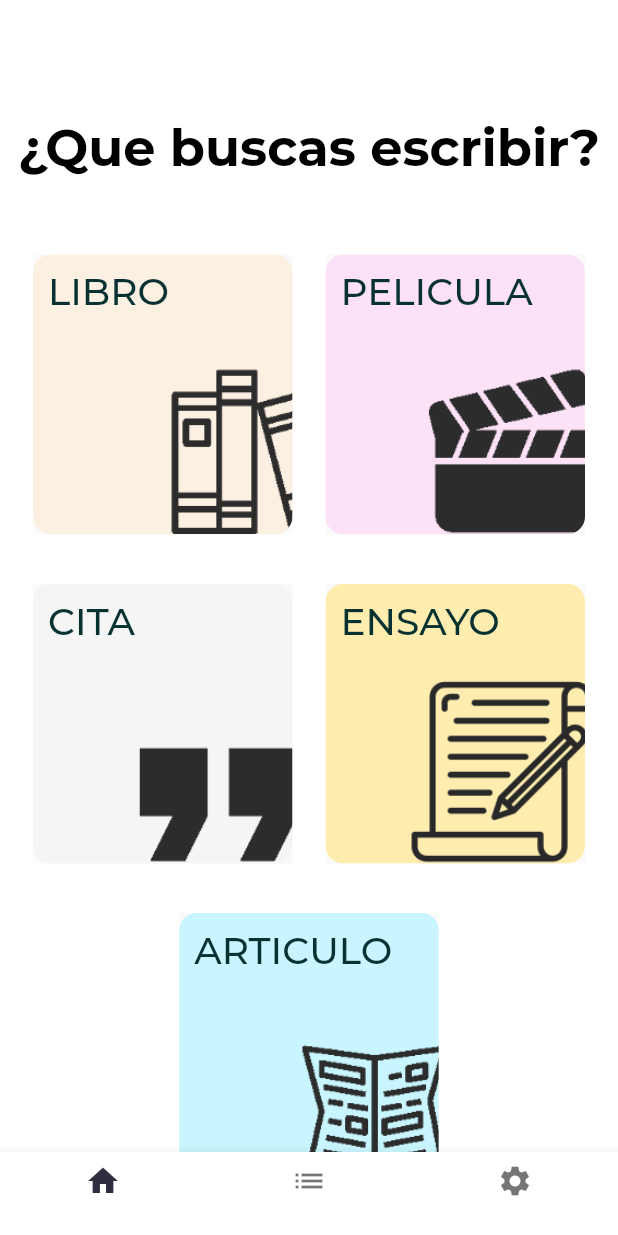
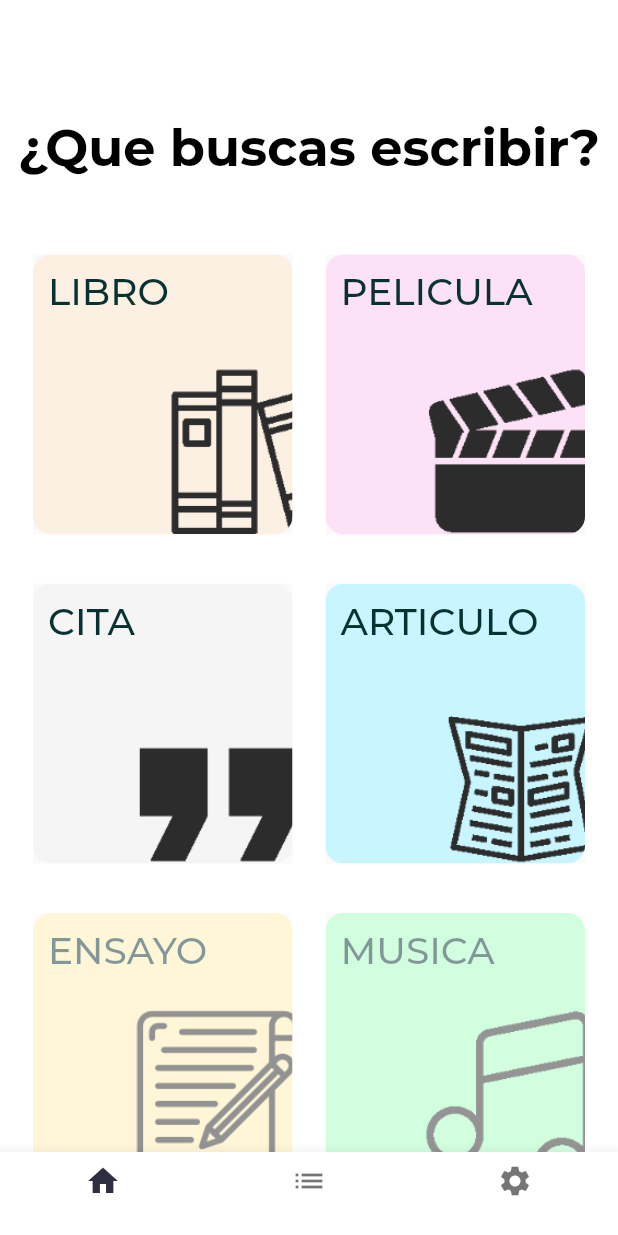
Before and after one commit to navarretega/inspirr, a Flutter app: the screen it shows after launch, after a tap on "OMITIR", on a phone screen of 412 x 824 dp. Run offline on Flutter 3.47's test engine with Material 2 defaults, Android fonts, the light colour scheme and no system bars; drawn by our look-alikes of auto_size_text; our stand-ins replace cloud_firestore, device_info, firebase_auth, flutter_spinkit, google_sign_in, introduction_screen and 2 more; accounts and stored records are empty; network calls fail.

Commit message:
Improved main page (disabled a couple of categories)

```diff
--- a/lib/app/home/main_page.dart
+++ b/lib/app/home/main_page.dart
@@ -2,7 +2,9 @@ import 'package:auto_size_text/auto_size_text.dart';
 import 'package:flutter/material.dart';
 import 'package:flutter_spinkit/flutter_spinkit.dart';
 import 'package:inspirr/services/gpt2.dart';
+import 'package:inspirr/utils/asset.dart';
 import 'package:inspirr/utils/constants.dart';
+import 'package:inspirr/utils/network.dart';
 import 'package:inspirr/utils/screen_size.dart';
 import 'package:provider/provider.dart';
 import 'package:inspirr/services/database.dart';
@@ -32,7 +34,39 @@ class _MainPageState extends State<MainPage> {
     super.dispose();
   }
 
-  Future<void> _createText(bool isAnon, String category, Database database) async {
+  void _showDialog() {
+    showDialog(
+      context: context,
+      builder: (_) => NetworkGiffyDialog(
+        image: Image.network(
+          'https://media.giphy.com/media/l46CwEYnbFtFfjZNS/giphy.gif',
+          fit: BoxFit.cover,
+        ),
+        title: Text(
+          'Proximamente',
+          style: TextStyle(
+            fontSize: 18.0,
+            fontWeight: FontWeight.w700,
+          ),
+        ),
+        description: Text(
+            '''Estamos entrenando nuestro modelo para que pueda generar otro tipo de textos como ensayos y letra de música.
+
+Entendemos que lo que muchos buscan es hacer ensayos y por eso estamos tratando de tenerlo lo más pronto posible pero desafortunadamente requiere tiempo y esfuerzo. (Si te interesa saber cómo funciona checa en la sección de ‘settings’ para más detalles)
+
+¿Tienes alguna recomendación o pregunta? Escribenos a alex@brisai.com
+          '''),
+        onlyOkButton: true,
+        onOkButtonPressed: () {
+          Navigator.pop(context);
+        },
+        buttonOkColor: Color(0xFF272727),
+      ),
+    );
+  }
+
+  Future<void> _createText(
+      bool isAnon, String category, Database database) async {
     try {
       Gpt2 instance = Gpt2(category: category);
       await instance.getData();
@@ -59,10 +93,15 @@ class _MainPageState extends State<MainPage> {
     }
   }
 
-  Future<void> _validateUser(String category) async {
+  Future<void> _validateUser(bool disable, String category) async {
     try {
+      if (disable) {
+        _showDialog();
+      } else {
         widget.disableNav();
-      setState(() { isLoading = true; });
+        setState(() {
+          isLoading = true;
+        });
 
         final database = Provider.of<Database>(context, listen: false);
         bool _isAnon;
@@ -96,6 +135,7 @@ class _MainPageState extends State<MainPage> {
             );
           }
         }
+      }
     } catch (e) {
       print('ERROR: ${e.toString()}');
       Navigator.of(context).push(
@@ -109,7 +149,6 @@ class _MainPageState extends State<MainPage> {
 
   @override
   Widget build(BuildContext context) {
-
     final double _height = screenHeightExcludingBottombar(context);
     final double _width = screenWidth(context);
     var myGroup = AutoSizeGroup();
@@ -144,22 +183,64 @@ class _MainPageState extends State<MainPage> {
                       Row(
                         mainAxisAlignment: MainAxisAlignment.spaceEvenly,
                         children: <Widget>[
-                          _buildCard(_height * .90, _width, myGroup, 'LIBRO', categoriesMap['LIBRO']['img'], categoriesMap['LIBRO']['color']),
-                          _buildCard(_height * .90, _width, myGroup, 'PELICULA', categoriesMap['PELICULA']['img'], categoriesMap['PELICULA']['color']),
+                          _buildCard(
+                              _height * .90,
+                              _width,
+                              myGroup,
+                              'LIBRO',
+                              categoriesMap['LIBRO']['img'],
+                              categoriesMap['LIBRO']['color'],
+                              false),
+                          _buildCard(
+                              _height * .90,
+                              _width,
+                              myGroup,
+                              'PELICULA',
+                              categoriesMap['PELICULA']['img'],
+                              categoriesMap['PELICULA']['color'],
+                              false),
                         ],
                       ),
                       Row(
                         mainAxisAlignment: MainAxisAlignment.spaceEvenly,
                         children: <Widget>[
-                          _buildCard(_height * .90, _width, myGroup, 'CITA', categoriesMap['CITA']['img'], categoriesMap['CITA']['color']),
-                          _buildCard(_height * .90, _width, myGroup, 'ENSAYO', categoriesMap['ENSAYO']['img'], categoriesMap['ENSAYO']['color']),
+                          _buildCard(
+                              _height * .90,
+                              _width,
+                              myGroup,
+                              'CITA',
+                              categoriesMap['CITA']['img'],
+                              categoriesMap['CITA']['color'],
+                              false),
+                          _buildCard(
+                              _height * .90,
+                              _width,
+                              myGroup,
+                              'ARTICULO',
+                              categoriesMap['ARTICULO']['img'],
+                              categoriesMap['ARTICULO']['color'],
+                              false),
                         ],
                       ),
                       Row(
                         mainAxisAlignment: MainAxisAlignment.spaceEvenly,
                         children: <Widget>[
-                          _buildCard(_height * .90, _width, myGroup, 'ARTICULO', categoriesMap['ARTICULO']['img'], categoriesMap['ARTICULO']['color']),
-                          // _buildCard(_height * .90, _width, myGroup, 'MUSICA', categoriesMap['MUSICA']['img'], categoriesMap['MUSICA']['color']),
+                          _buildCard(
+                              _height * .90,
+                              _width,
+                              myGroup,
+                              'ENSAYO',
+                              categoriesMap['ENSAYO']['img'],
+                              categoriesMap['ENSAYO']['color'],
+                              true),
+                          _buildCard(
+                              _height * .90,
+                              _width,
+                              myGroup,
+                              'MUSICA',
+                              categoriesMap['MUSICA']['img'],
+                              categoriesMap['MUSICA']['color'],
+                              true),
                         ],
                       ),
                     ],
@@ -170,8 +251,15 @@ class _MainPageState extends State<MainPage> {
           );
   }
 
-  Widget _buildCard(height, _width, myGroup, name, img, color) {
-    return Material(
+  Widget _buildCard(height, _width, myGroup, name, img, color, disable) {
+//    if (disable) {
+//      print('$name - $disable');
+//    } else {
+//      print('$name - $disable');
+//    }
+    return Opacity(
+      opacity: disable ? 0.5 : 1.0,
+      child: Material(
         child: Ink(
           height: height * .27,
           width: _width * .42,
@@ -185,7 +273,7 @@ class _MainPageState extends State<MainPage> {
           ),
           child: InkWell(
             onTap: () {
-            _validateUser(name);
+              _validateUser(disable, name);
             },
             child: Container(
               margin: EdgeInsets.fromLTRB(10, 10, 0, 0),
@@ -197,6 +285,7 @@ class _MainPageState extends State<MainPage> {
                   color: Color(0xFF083232),
                   fontSize: 25.0,
                   fontWeight: FontWeight.w500,
+                ),
               ),
             ),
           ),
```
Also changed, not shown: lib/utils/network.dart (added, +130 -0 lines). Lines whose indentation alone changed are shown as unchanged.
